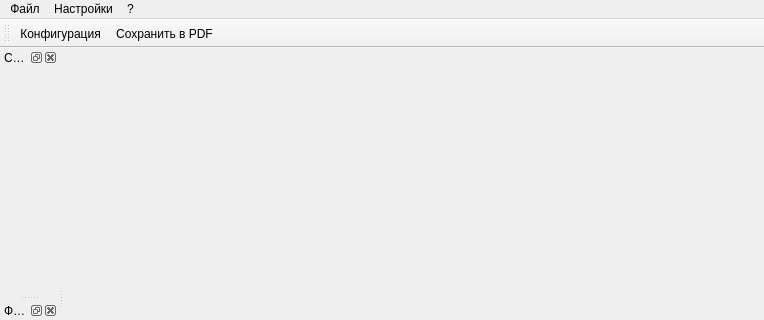
This is src/App/ImgToPdfConverter/mainwindow.ui in sashatref/ImgToPdfConverter as Qt 5 draws it before an edit; both pictures show x 0 to 764 and y 0 to 320 of the 764 by 570 pixel window. The edited form follows.
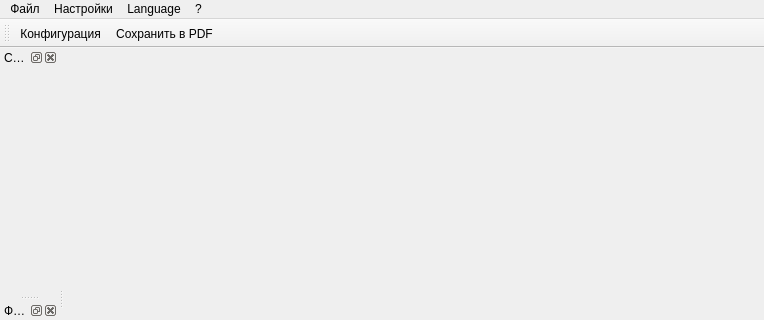
This is the edited form. Icons and pictures are not drawn. Custom widgets are drawn as their Qt base class.

Commit message:
Add language menu. (#10)
* Add menu with languages. Add reloading translation files

The edit to the form file:
```diff
--- a/src/App/ImgToPdfConverter/mainwindow.ui
+++ b/src/App/ImgToPdfConverter/mainwindow.ui
@@ -48,7 +48,7 @@
      <x>0</x>
      <y>0</y>
      <width>764</width>
-     <height>21</height>
+     <height>22</height>
     </rect>
    </property>
    <property name="defaultUp">
@@ -79,8 +79,14 @@
     <addaction name="separator"/>
     <addaction name="separator"/>
    </widget>
+   <widget class="QMenu" name="menuLanguage">
+    <property name="title">
+     <string>Language</string>
+    </property>
+   </widget>
    <addaction name="menuFile"/>
    <addaction name="menuSettings"/>
+   <addaction name="menuLanguage"/>
    <addaction name="menu"/>
   </widget>
   <widget class="QStatusBar" name="statusBar"/>
```
The commit also changes 5 other files.
